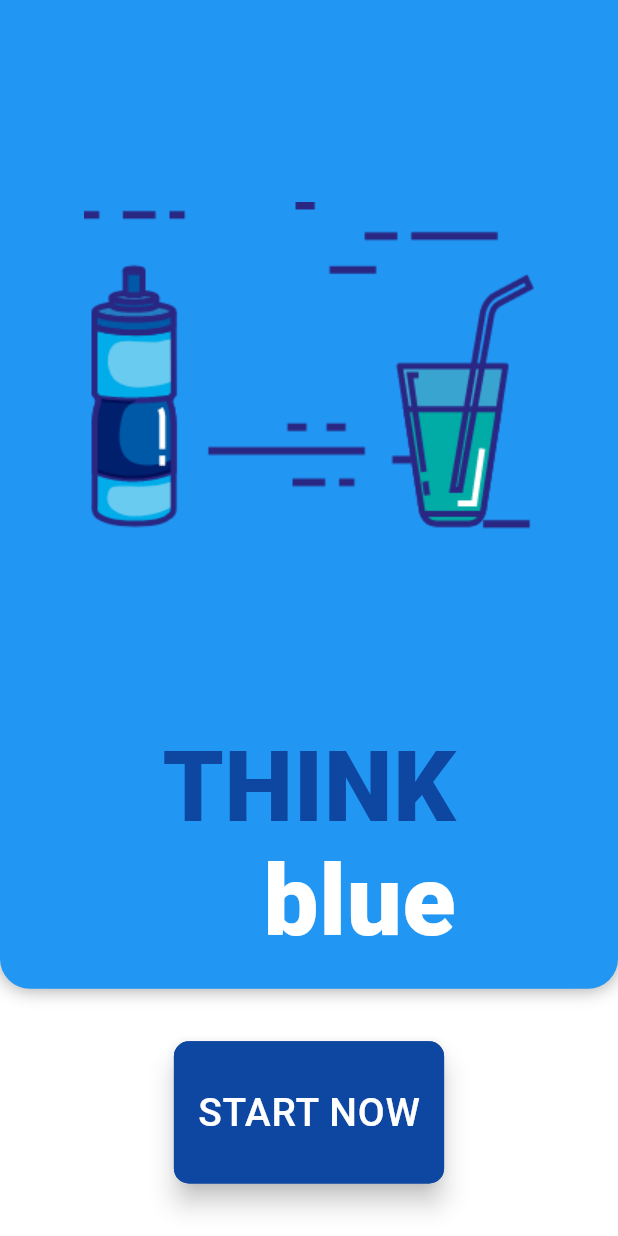
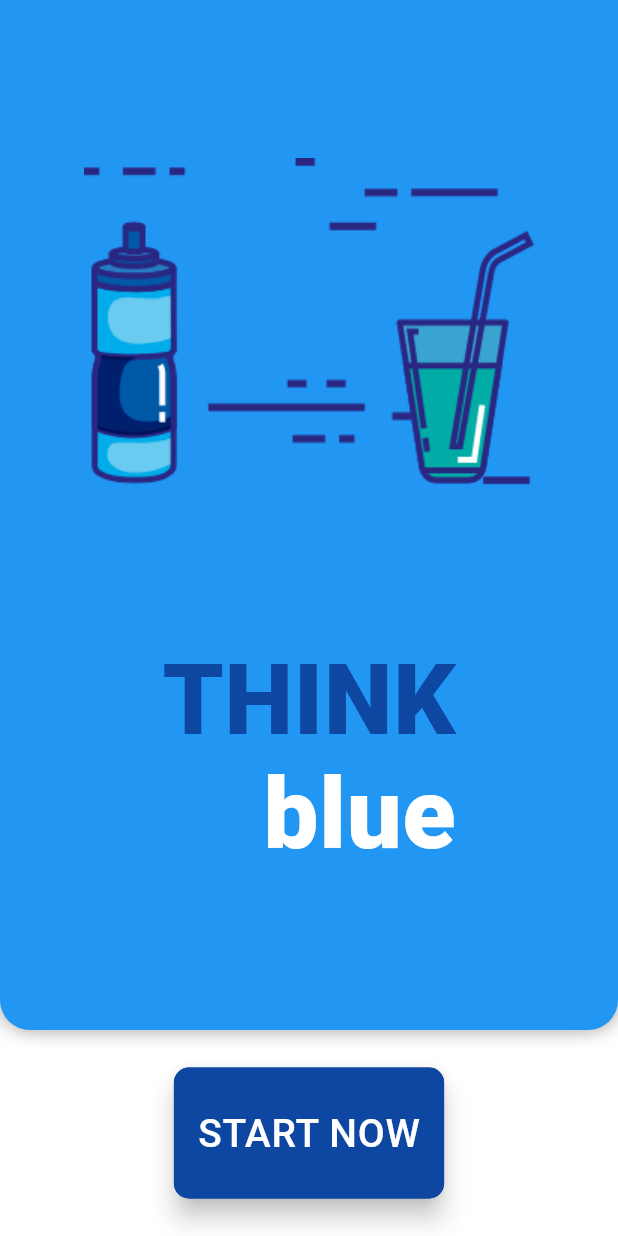
Before and after one commit to momshaddinury/Think-Blue, a Flutter app: the screen it shows after launch, on a phone screen of 412 x 824 dp. Run offline on Flutter 3.47's test engine with Material 2 defaults, Android fonts, the phone set to English and light mode, and no system bars.

Commit message:
Convert the Logo and Title into a card #3 Widget Overflow Issue #2 Solved

```diff
--- a/App/think_blue/lib/main.dart
+++ b/App/think_blue/lib/main.dart
@@ -25,7 +25,7 @@ class BodyFunction extends StatelessWidget {
       child: Column(
         children: <Widget>[
           Expanded(
-            flex: 4,
+            flex:5,
             child: Container(
               height: double.maxFinite,
               width: double.maxFinite,
@@ -42,12 +42,9 @@ class BodyFunction extends StatelessWidget {
                     ),
                   ]),
               child: Column(
+                mainAxisAlignment: MainAxisAlignment.spaceEvenly,
                 children: <Widget>[
-                  Expanded(
-                      child: Container(
-                        //Center Image
-                        child: Image.asset('images/waterhd.png'),
-                      )),
+                  Image.asset('images/waterhd.png'),
                   Column(
                     //App Name Holder
                     crossAxisAlignment: CrossAxisAlignment.end,
@@ -70,9 +67,6 @@ class BodyFunction extends StatelessWidget {
                                 letterSpacing: 0.5,
                                 fontSize: 65)),
                       ),
-                      SizedBox(
-                        height: 20,
-                      ),
                     ],
                   ),
                 ],
@@ -80,8 +74,9 @@ class BodyFunction extends StatelessWidget {
             ),
           ),
           Expanded(
+            flex: 1,
             child: Padding(
-              padding: const EdgeInsets.symmetric(vertical: 35.0),
+              padding: const EdgeInsets.symmetric(vertical: 25.0),
               child: RaisedButton(
                 elevation: 7,
                 shape: new RoundedRectangleBorder(
```
